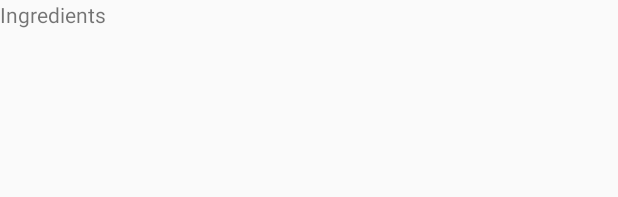
After one commit to qle007/VQooks, an Android app: the layout activity_ingredients.xml on its own in the app's theme, with its tools: preview values and no code run, on a phone screen of 412 x 824 dp. The commit adds this screen. Shown: the top 197 px of the screen. Run offline under Robolectric (Android 15) with nearby library versions, the phone set to English and light mode, and no system bars.

Commit message:
added new activities recipes and ingredients, and added labels

```diff
--- /dev/null
+++ b/app/src/main/res/layout/activity_ingredients.xml
@@ -0,0 +1,12 @@
+<?xml version="1.0" encoding="utf-8"?>
+<RelativeLayout xmlns:android="http://schemas.android.com/apk/res/android"
+    xmlns:tools="http://schemas.android.com/tools"
+    android:layout_width="match_parent"
+    android:layout_height="match_parent"
+    tools:context="com.vq.vqooks.IngredientsActivity">
+    <TextView
+        android:layout_width="wrap_content"
+        android:layout_height="wrap_content"
+        android:text="Ingredients"/>
+
+</RelativeLayout>
```
Also changed, not shown: app/src/main/AndroidManifest.xml (+16 -1 lines), app/src/main/java/com/vq/vqooks/IngredientsActivity.java (added, +13 -0 lines), app/src/main/java/com/vq/vqooks/MainActivity.java (+26 -1 lines), app/src/main/java/com/vq/vqooks/RecipeActivity.java (added, +13 -0 lines), app/src/main/res/layout/activity_recipe.xml (added, +12 -0 lines).
